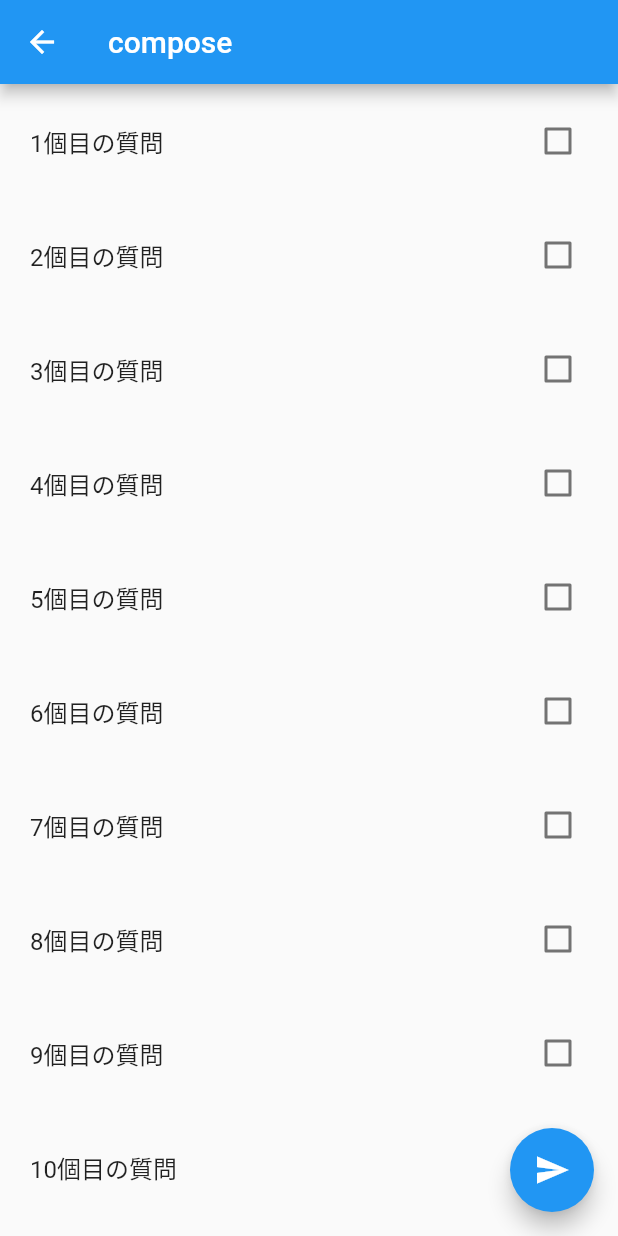
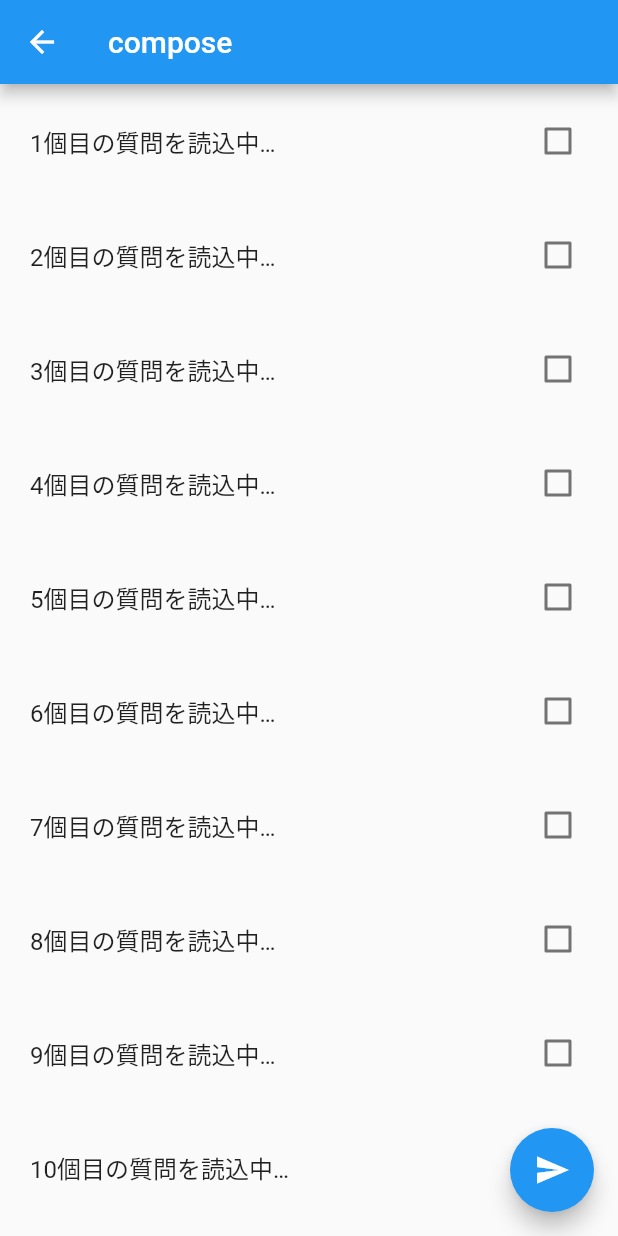
Before and after one commit to gdgd-server-admin/moca, a Flutter app: the screen it shows after launch, after a tap on "とばす", on a phone screen of 412 x 824 dp. Run offline on Flutter 3.47's test engine with Material 2 defaults, Android fonts, the phone set to English and light mode, and no system bars; our stand-ins replace hive, hive_flutter; missing offline and left inert: beacon_broadcast, flutter_beacon; accounts and stored records are empty; statements that could not run were skipped.

Commit message:
#11 ダウンロードする処理を追加

```diff
--- a/lib/page/compose.dart
+++ b/lib/page/compose.dart
@@ -2,6 +2,8 @@ import 'package:beacon_broadcast/beacon_broadcast.dart';
 import 'package:flutter/material.dart';
 import 'package:hive/hive.dart';
 import 'package:uuid/uuid.dart';
+import 'package:http/http.dart' as http;
+import 'dart:convert';
 
 class ComposePage extends StatefulWidget{
   @override
@@ -40,6 +42,7 @@ class _CompsoePageState extends State<ComposePage>{
     binaryString = binaryString + (_value0 ? "1" : "0");
     // 2バイト分の2進数文字列ができあがる
 
+    newMajor = download_ver;
     newMinor = int.parse(binaryString,radix: 2); // 10進数に変換する
 
     // 保存処理
@@ -99,22 +102,24 @@ class _CompsoePageState extends State<ComposePage>{
   bool _value15 = false;
 
   /* 各質問の問題文 */
-  String _question0 = "1個目の質問";
-  String _question1 = "2個目の質問";
-  String _question2 = "3個目の質問";
-  String _question3 = "4個目の質問";
-  String _question4 = "5個目の質問";
-  String _question5 = "6個目の質問";
-  String _question6 = "7個目の質問";
-  String _question7 = "8個目の質問";
-  String _question8 = "9個目の質問";
-  String _question9 = "10個目の質問";
-  String _question10 = "11個目の質問";
-  String _question11 = "12個目の質問";
-  String _question12 = "13個目の質問";
-  String _question13 = "14個目の質問";
-  String _question14 = "15個目の質問";
-  String _question15 = "16個目の質問";
+  String _question0 = "1個目の質問を読込中…";
+  String _question1 = "2個目の質問を読込中…";
+  String _question2 = "3個目の質問を読込中…";
+  String _question3 = "4個目の質問を読込中…";
+  String _question4 = "5個目の質問を読込中…";
+  String _question5 = "6個目の質問を読込中…";
+  String _question6 = "7個目の質問を読込中…";
+  String _question7 = "8個目の質問を読込中…";
+  String _question8 = "9個目の質問を読込中…";
+  String _question9 = "10個目の質問を読込中…";
+  String _question10 = "11個目の質問を読込中…";
+  String _question11 = "12個目の質問を読込中…";
+  String _question12 = "13個目の質問を読込中…";
+  String _question13 = "14個目の質問を読込中…";
+  String _question14 = "15個目の質問を読込中…";
+  String _question15 = "16個目の質問を読込中…";
+
+  int download_ver = 1;
 
   @override
   void initState(){
@@ -123,6 +128,45 @@ class _CompsoePageState extends State<ComposePage>{
 
   void downloadData() async {
     print("設定からURLを取り出してデータをダウンロードしてくる");
+
+    var settings = Hive.box("settings");
+
+    var url = await settings.get("server_address");
+    print(url);
+
+    final response = await http.get(url);
+
+    print(response.statusCode);
+
+    if(response.statusCode == 200){
+
+      var latest_data = json.decode(response.body);
+
+      setState(() {
+
+        download_ver = latest_data['id'];
+
+        _question0 = latest_data['q1'];
+        _question1 = latest_data['q2'];
+        _question2 = latest_data['q3'];
+        _question3 = latest_data['q4'];
+        _question4 = latest_data['q5'];
+        _question5 = latest_data['q6'];
+        _question6 = latest_data['q7'];
+        _question7 = latest_data['q8'];
+        _question8 = latest_data['q9'];
+        _question9 = latest_data['q10'];
+        _question10 = latest_data['q11'];
+        _question11 = latest_data['q12'];
+        _question12 = latest_data['q13'];
+        _question13 = latest_data['q14'];
+        _question14 = latest_data['q15'];
+        _question15 = latest_data['q16'];
+      });
+
+    }else{
+      print("データが取得できなかった");
+    }
   }
 
   @override
```
